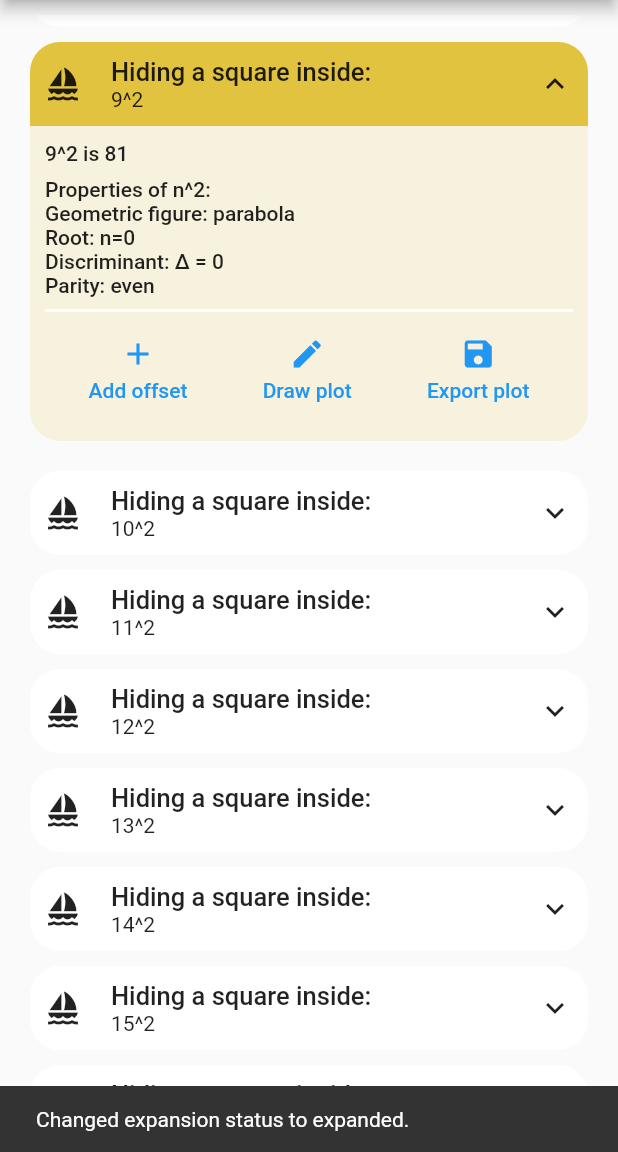
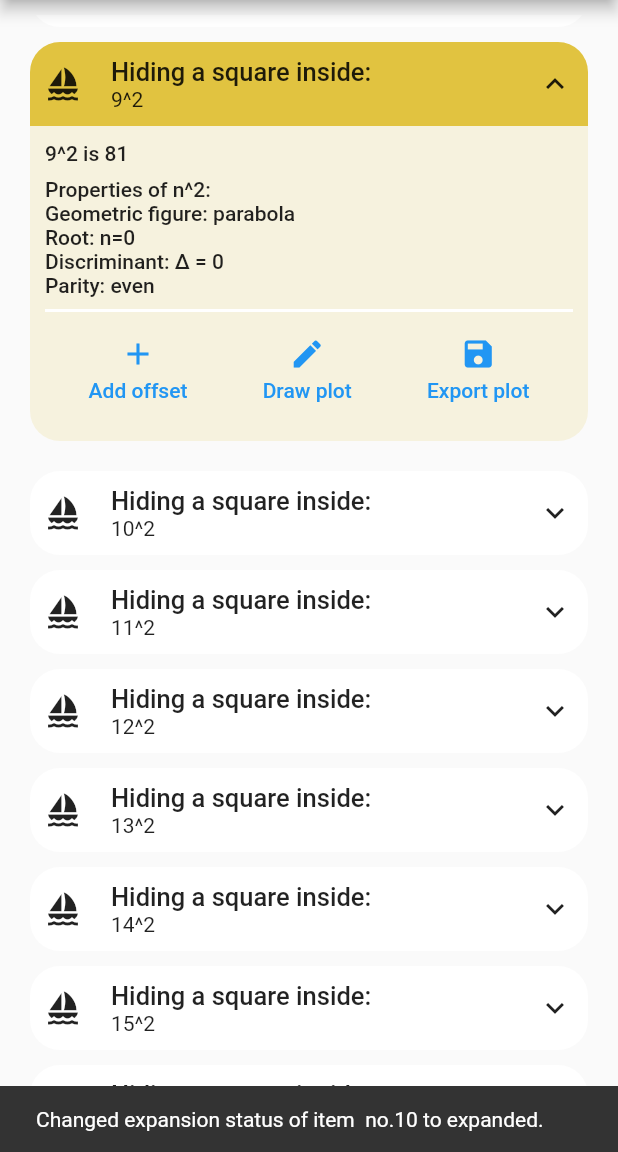
Before and after one commit to BinaryBush/toggle_list, a Flutter app: the screen it shows after launch, scrolled down 576 dp, after a tap on "Hiding a square inside:", on a phone screen of 412 x 824 dp, the part 84-1236 px from its top. Run offline on Flutter 3.47's test engine with Material 2 defaults, Android fonts, the light colour scheme and no system bars; drawn by our look-alikes of scroll_to_index.

Commit message:
feat: enhance onExpansionChanged function
Change the callback to provide the index of the altered item for greater usability

```diff
--- a/example/lib/main.dart
+++ b/example/lib/main.dart
@@ -170,11 +170,11 @@ class _ExampleAppPageState extends State<ExampleAppPage> {
     );
   }
 
-  void _expansionChangedCallback(bool b) {
+  void _expansionChangedCallback(int index, bool newValue) {
     ScaffoldMessenger.of(context).showSnackBar(
       SnackBar(
         content: Text(
-          'Changed expansion status to ${b ? "expanded" : "shrunk"}.',
+          'Changed expansion status of item  no.${index + 1} to ${newValue ? "expanded" : "shrunk"}.',
         ),
       ),
     );
--- a/lib/src/toggle_list_item.dart
+++ b/lib/src/toggle_list_item.dart
@@ -47,9 +47,15 @@ class ToggleListItem extends StatefulWidget {
 
   /// A function which is called when this item's toggle state has changed.
   ///
+  /// When specifying a single callback to be used by each and every item of
+  /// the list (for example, populating the list with a generator or other build
+  /// function) it is useful to know which item's state has changed. Thus the
+  /// callback provides the index of the changed item as well as the flag
+  /// that represents expandedness.
+  ///
   /// The function should not change the item itself,
   /// as it would trigger a rebuild that leads to performance issues.
-  final ValueChanged<bool>? onExpansionChanged;
+  final Function(int index, bool newValue)? onExpansionChanged;
 
   /// A unique identifier of this item.
   ///
@@ -236,6 +242,7 @@ class _ToggleListItemState extends State<ToggleListItem>
       }
       PageStorage.of(context)?.writeState(context, _isExpanded);
     });
-    if (didExpansionChange) widget.onExpansionChanged?.call(_isExpanded);
+    var index = ToggleListData.of(context).children.indexOf(widget);
+    if (didExpansionChange) widget.onExpansionChanged?.call(index, _isExpanded);
   }
 }
```
